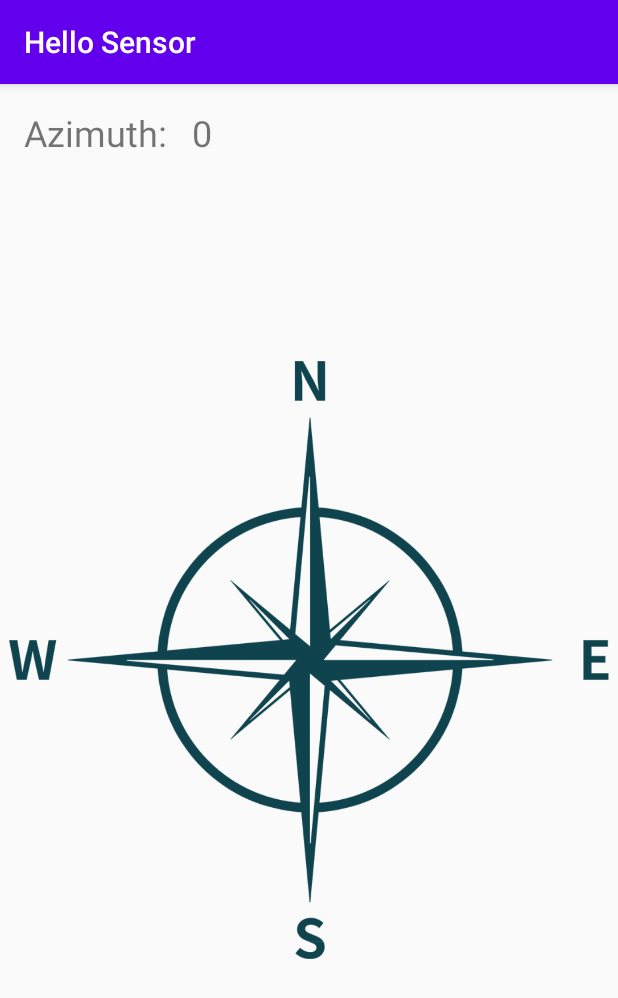
After one commit to fr6744ek-s/HelloSensor, an Android app: the CompassActivity screen opened directly, with no data from a screen before it, on a phone screen of 412 x 824 dp. The commit adds this screen. Shown: the top 998 px of the screen. Run offline under Robolectric (Android 15) with nearby library versions, the phone set to English and light mode, and no system bars.

Commit message:
First version of compass

```diff
--- a/app/src/main/AndroidManifest.xml
+++ b/app/src/main/AndroidManifest.xml
@@ -23,6 +23,7 @@
                 <category android:name="android.intent.category.LAUNCHER" />
             </intent-filter>
         </activity>
+        <activity android:name="com.example.hellosensor.CompassActivity" />
         <activity android:name="com.example.hellosensor.AccelerometerActivity"></activity>
     </application>
 
--- /dev/null
+++ b/app/src/main/java/com/example/hellosensor/CompassActivity.java
@@ -0,0 +1,145 @@
+package com.example.hellosensor;
+
+import android.content.DialogInterface;
+import android.hardware.Sensor;
+import android.hardware.SensorEvent;
+import android.hardware.SensorEventListener;
+import android.hardware.SensorManager;
+import android.os.Bundle;
+import android.widget.ImageView;
+import android.widget.TextView;
+
+import androidx.appcompat.app.AlertDialog;
+import androidx.appcompat.app.AppCompatActivity;
+
+public class CompassActivity extends AppCompatActivity implements SensorEventListener {
+
+    private SensorManager sensorManager;
+    private int azimuth;
+    private Sensor accelerometer, magnetometer, rotationV;
+    private float[] lastAccelerometer = new float[3];
+    private float[] lastMagnetometer = new float[3];
+    private boolean lastAccelerometerSet = false;
+    private boolean lastMagnetometerSet = false;
+    float[] rMat = new float[9];
+    float[] orientation = new float[3];
+    ImageView compass_image;
+    TextView txt_azimuth;
+    boolean haveSensor = false, haveSensor2 = false;
+
+
+    @Override
+    protected void onCreate(Bundle savedInstanceState) {
+        super.onCreate(savedInstanceState);
+        setContentView(R.layout.activity_compass);
+
+        sensorManager = (SensorManager) getSystemService(SENSOR_SERVICE);
+        compass_image = (ImageView) findViewById(R.id.compass_image);
+        txt_azimuth = (TextView) findViewById(R.id.azimuth);
+
+        start();
+    }
+
+    @Override
+    protected void onPause() {
+        super.onPause();
+        stop();
+    }
+
+    @Override
+    protected void onResume() {
+        super.onResume();
+        start();
+    }
+
+    @Override
+    public void onSensorChanged(SensorEvent event) {
+        if (event.sensor.getType() == Sensor.TYPE_ROTATION_VECTOR) {
+            SensorManager.getRotationMatrixFromVector(rMat, event.values);
+            azimuth = (int) (Math.toDegrees(SensorManager.getOrientation(rMat, orientation)[0])+ 360) % 360;
+        }
+
+        if (event.sensor.getType() == Sensor.TYPE_ACCELEROMETER) {
+            System.arraycopy(event.values, 0, lastAccelerometer, 0, event.values.length);
+            lastAccelerometerSet = true;
+        } else if (event.sensor.getType() == Sensor.TYPE_MAGNETIC_FIELD) {
+            System.arraycopy(event.values, 0, lastMagnetometer, 0, event.values.length);
+            lastMagnetometerSet = true;
+        }
+        if (lastAccelerometerSet && lastMagnetometerSet) {
+            SensorManager.getRotationMatrix(rMat, null, lastAccelerometer, lastMagnetometer);
+            SensorManager.getOrientation(rMat, orientation);
+            azimuth = (int) (Math.toDegrees(SensorManager.getOrientation(rMat, orientation)[0]) + 360) % 360;
+        }
+
+        azimuth = Math.round(azimuth);
+        compass_image.setRotation(-azimuth);
+
+        String where = "NW";
+
+        if (azimuth >= 350 || azimuth <= 10)
+            where = "N";
+        if (azimuth < 350 && azimuth > 280)
+            where = "NW";
+        if (azimuth <= 280 && azimuth > 260)
+            where = "W";
+        if (azimuth <= 260 && azimuth > 190)
+            where = "SW";
+        if (azimuth <= 190 && azimuth > 170)
+            where = "S";
+        if (azimuth <= 170 && azimuth > 100)
+            where = "SE";
+        if (azimuth <= 100 && azimuth > 80)
+            where = "E";
+        if (azimuth <= 80 && azimuth > 10)
+            where = "NE";
+
+
+        txt_azimuth.setText(azimuth + "° " + where);
+    }
+
+    public void start() {
+        if (sensorManager.getDefaultSensor(Sensor.TYPE_ROTATION_VECTOR) == null) {
+            if ((sensorManager.getDefaultSensor(Sensor.TYPE_ACCELEROMETER) == null) || (sensorManager.getDefaultSensor(Sensor.TYPE_MAGNETIC_FIELD) == null)) {
+                noSensorsAlert();
+            }
+            else {
+                accelerometer = sensorManager.getDefaultSensor(Sensor.TYPE_ACCELEROMETER);
+                magnetometer = sensorManager.getDefaultSensor(Sensor.TYPE_MAGNETIC_FIELD);
+                haveSensor = sensorManager.registerListener(this, accelerometer, SensorManager.SENSOR_DELAY_UI);
+                haveSensor2 = sensorManager.registerListener(this, magnetometer, SensorManager.SENSOR_DELAY_UI);
+            }
+        }
+        else{
+            rotationV = sensorManager.getDefaultSensor(Sensor.TYPE_ROTATION_VECTOR);
+            haveSensor = sensorManager.registerListener(this, rotationV, SensorManager.SENSOR_DELAY_UI);
+        }
+    }
+
+    public void noSensorsAlert(){
+        AlertDialog.Builder alertDialog = new AlertDialog.Builder(this);
+        alertDialog.setMessage("Your device doesn't support the Compass.")
+                .setCancelable(false)
+                .setNegativeButton("Close",new DialogInterface.OnClickListener() {
+                    public void onClick(DialogInterface dialog, int id) {
+                        finish();
+                    }
+                });
+        alertDialog.show();
+    }
+
+    public void stop() {
+        if (haveSensor) {
+            sensorManager.unregisterListener(this, rotationV);
+        }
+        else {
+            sensorManager.unregisterListener(this, accelerometer);
+            sensorManager.unregisterListener(this, magnetometer);
+        }
+    }
+
+    @Override
+    public void onAccuracyChanged(Sensor sensor, int accuracy) {
+
+    }
+}
--- a/app/src/main/java/com/example/hellosensor/MainActivity.java
+++ b/app/src/main/java/com/example/hellosensor/MainActivity.java
@@ -30,4 +30,9 @@ public class MainActivity extends AppCompatActivity {
         Intent intent = new Intent(this, AccelerometerActivity.class);
         this.startActivity(intent);
     }
+
+    public void compass(View view) {
+        Intent intent = new Intent(this, CompassActivity.class);
+        this.startActivity(intent);
+    }
 }
--- /dev/null
+++ b/app/src/main/res/layout/activity_compass.xml
@@ -0,0 +1,40 @@
+<?xml version="1.0" encoding="utf-8"?>
+<androidx.constraintlayout.widget.ConstraintLayout
+    xmlns:android="http://schemas.android.com/apk/res/android"
+    xmlns:app="http://schemas.android.com/apk/res-auto"
+    xmlns:tools="http://schemas.android.com/tools"
+    android:layout_width="match_parent"
+    android:layout_height="match_parent">
+
+    <ImageView
+        android:id="@+id/compass_image"
+        android:layout_width="400dp"
+        android:layout_height="400dp"
+        app:layout_constraintBottom_toBottomOf="parent"
+        app:layout_constraintEnd_toEndOf="parent"
+        app:layout_constraintStart_toStartOf="parent"
+        app:layout_constraintTop_toTopOf="parent"
+        app:srcCompat="@drawable/compass_image" />
+
+    <TextView
+        android:id="@+id/heading"
+        android:layout_width="wrap_content"
+        android:layout_height="wrap_content"
+        android:layout_marginStart="16dp"
+        android:layout_marginTop="16dp"
+        android:text="Azimuth:"
+        android:textSize="24sp"
+        app:layout_constraintStart_toStartOf="parent"
+        app:layout_constraintTop_toTopOf="parent" />
+
+    <TextView
+        android:id="@+id/azimuth"
+        android:layout_width="wrap_content"
+        android:layout_height="wrap_content"
+        android:layout_marginStart="16dp"
+        android:layout_marginTop="16dp"
+        android:text="0"
+        android:textSize="24sp"
+        app:layout_constraintStart_toEndOf="@+id/heading"
+        app:layout_constraintTop_toTopOf="parent" />
+</androidx.constraintlayout.widget.ConstraintLayout>
```
Also changed, not shown: app/src/main/res/layout/activity_main.xml (+11 -0 lines), app/src/main/res/drawable/compass_image.png (added).
